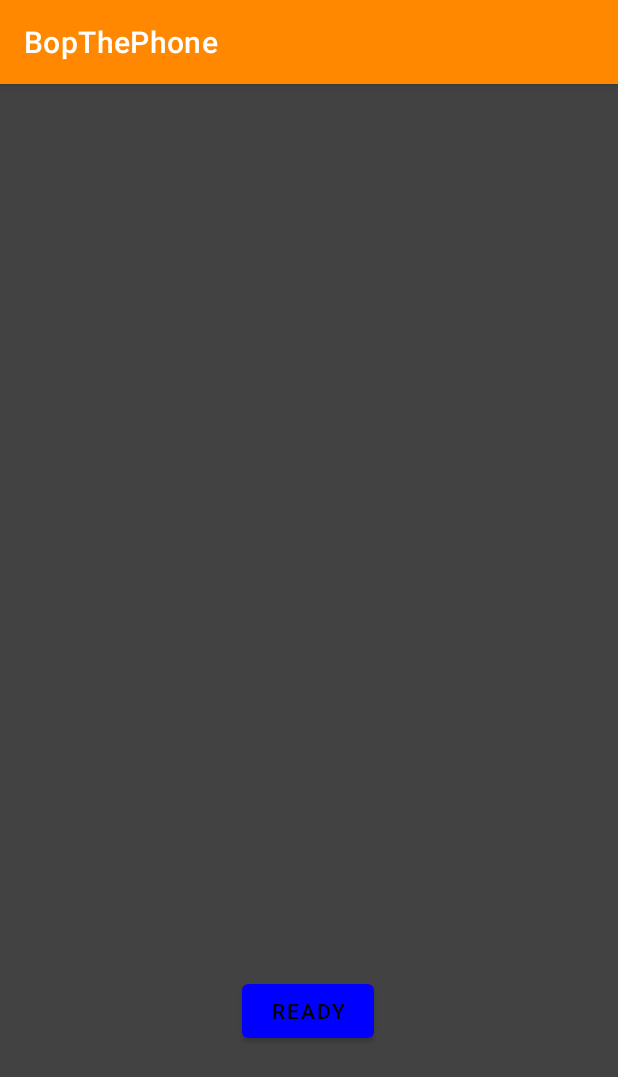
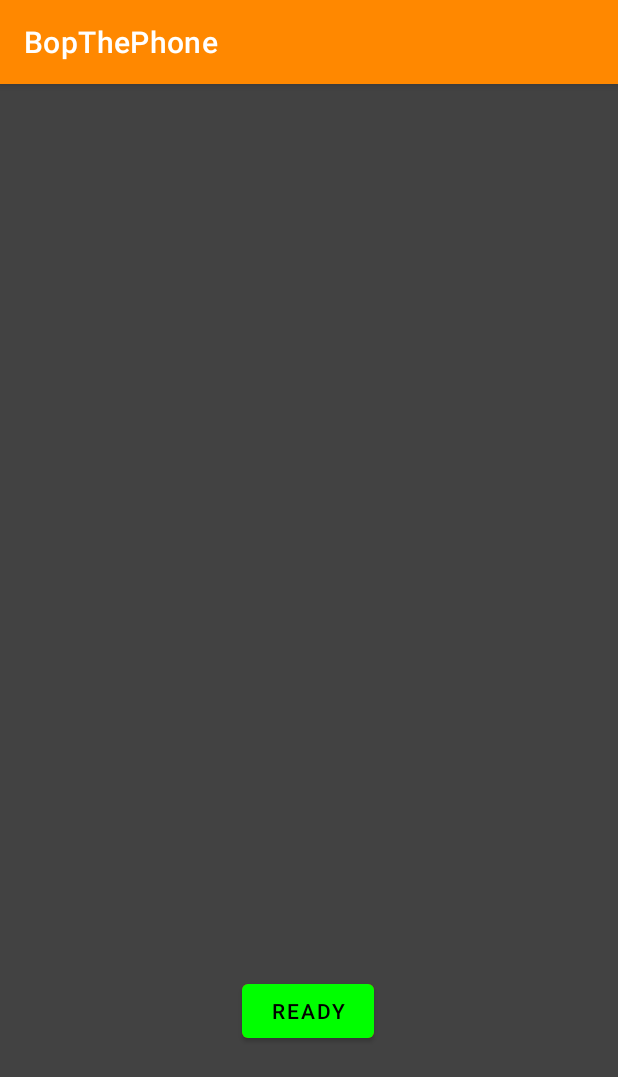
Before and after one commit to ZehOhZwei/BopThePhoneKT, an Android app: the LobbyActivity screen opened directly, with no data from a screen before it, after a tap on "NOT READY", on a phone screen of 412 x 824 dp. Shown: the top 1077 px of the screen. Run offline under Robolectric (Android 15) with nearby library versions, the phone set to English and light mode, and no system bars.

Commit message:
Ton bei Test button

```diff
--- a/app/src/main/java/com/example/bopthephone/LobbyActivity.kt
+++ b/app/src/main/java/com/example/bopthephone/LobbyActivity.kt
@@ -26,7 +26,7 @@ class LobbyActivity : AppCompatActivity() {
             ready = !ready
         }
         else{
-            readyButton.setBackgroundColor(Color.BLUE)
+            readyButton.setBackgroundColor(Color.GREEN)
             readyButton.text = "Ready"
             ready = !ready
         }
--- a/app/src/main/java/com/example/bopthephone/MainActivity.kt
+++ b/app/src/main/java/com/example/bopthephone/MainActivity.kt
@@ -1,6 +1,7 @@
 package com.example.bopthephone
 
 import android.content.Intent
+import android.media.MediaPlayer
 import androidx.appcompat.app.AppCompatActivity
 import android.os.Bundle
 import android.view.VerifiedInputEvent
@@ -23,5 +24,8 @@ class MainActivity : AppCompatActivity() {
 
     fun testClick(view: View) {
 
+        val tapItPlayer : MediaPlayer =  MediaPlayer.create(this, R.raw.tap_it)
+        tapItPlayer.start()
+
     }
 }
```
